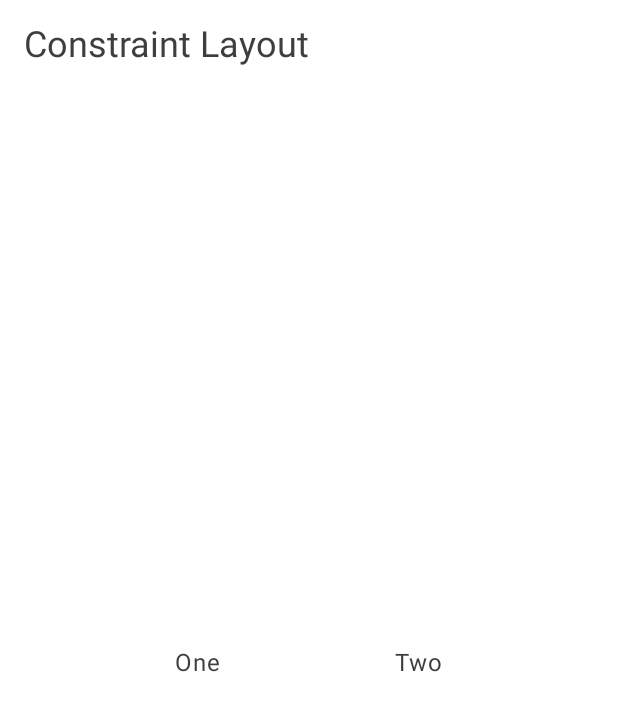
After one commit to pbaileydev/LayoutBasics, an Android app built with Jetpack Compose: the composable ConstraintLayouts shown on its own in the app's theme, on a phone screen of 412 x 824 dp. The commit adds this screen. Shown: the top 711 px of the screen. Run offline under Robolectric (Android 15) with nearby library versions, the phone set to English and light mode, and no system bars; our stand-ins replace constraintlayout-compose.

Commit message:
Started adding samples for constraint layout

```diff
--- a/app/src/main/java/com/pbaileyapps/layoutbasics/MainActivity.kt
+++ b/app/src/main/java/com/pbaileyapps/layoutbasics/MainActivity.kt
@@ -8,7 +8,7 @@ import androidx.compose.ui.tooling.preview.Preview
 import com.pbaileyapps.layoutbasics.ui.AndroidCafe
 import com.pbaileyapps.layoutbasics.ui.box.BoxLayout
 import com.pbaileyapps.layoutbasics.ui.column.ColumnLayout
-import com.pbaileyapps.layoutbasics.ui.constraint.ConstraintLayout
+import com.pbaileyapps.layoutbasics.ui.constraint.ConstraintLayouts
 import com.pbaileyapps.layoutbasics.ui.row.RowLayout
 import com.pbaileyapps.layoutbasics.ui.theme.LayoutBasicsTheme
 
@@ -52,7 +52,7 @@ fun RowLayoutPreview() {
 @Composable
 fun ConstraintLayoutPreview() {
     LayoutBasicsTheme(darkTheme = true) {
-        ConstraintLayout()
+        ConstraintLayouts()
     }
 }
 
--- /dev/null
+++ b/app/src/main/java/com/pbaileyapps/layoutbasics/ui/constraint/ConstraintLayouts.kt
@@ -0,0 +1,66 @@
+package com.pbaileyapps.layoutbasics.ui.constraint
+
+import androidx.compose.foundation.layout.fillMaxSize
+import androidx.compose.foundation.layout.padding
+import androidx.compose.material.MaterialTheme
+import androidx.compose.material.Scaffold
+import androidx.compose.material.Surface
+import androidx.compose.material.Text
+import androidx.compose.runtime.Composable
+import androidx.compose.ui.Modifier
+import androidx.compose.ui.tooling.preview.Preview
+import androidx.compose.ui.unit.dp
+import androidx.constraintlayout.compose.ConstraintLayout
+import com.pbaileyapps.layoutbasics.ui.theme.LayoutBasicsTheme
+
+@Preview("Dark Theme", widthDp = 360, heightDp = 640)
+@Composable
+fun DefaultPreviewDark() {
+    LayoutBasicsTheme(darkTheme = true) {
+        ConstraintLayouts()
+    }
+}
+
+@Composable
+fun ConstraintLayouts() {
+
+    Surface(
+        color = MaterialTheme.colors.background
+    ) {
+        Scaffold(
+            topBar = {
+                Text(
+                    text = "Constraint Layout",
+                    modifier = Modifier.padding(16.dp),
+                    style = MaterialTheme.typography.h5
+                )
+            }
+        ) {
+            ConstraintLayout(
+                modifier = Modifier.fillMaxSize()
+            ) {
+                val (one, two) = createRefs()
+
+                Text(
+                    text = "One",
+                    modifier = Modifier.constrainAs(one) {
+                        top.linkTo(parent.top)
+                        bottom.linkTo(parent.bottom)
+                        start.linkTo(parent.start)
+                        end.linkTo(two.start)
+                    }
+                )
+
+                Text(
+                    text = "Two",
+                    modifier = Modifier.constrainAs(two) {
+                        top.linkTo(parent.top)
+                        bottom.linkTo(parent.bottom)
+                        start.linkTo(one.end)
+                        end.linkTo(parent.end)
+                    }
+                )
+            }
+        }
+    }
+}
```
Also changed, not shown: app/src/main/java/com/pbaileyapps/layoutbasics/ui/constraint/ConstraintLayout.kt (deleted, +0 -46 lines).
